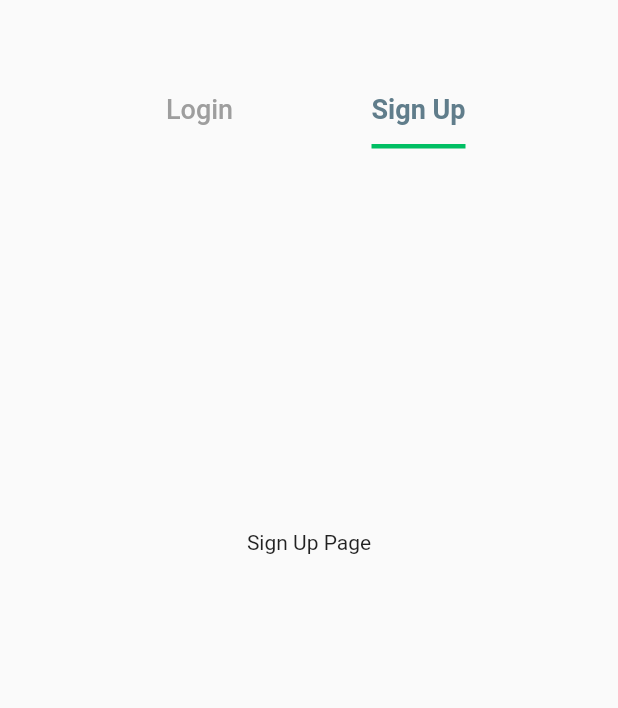
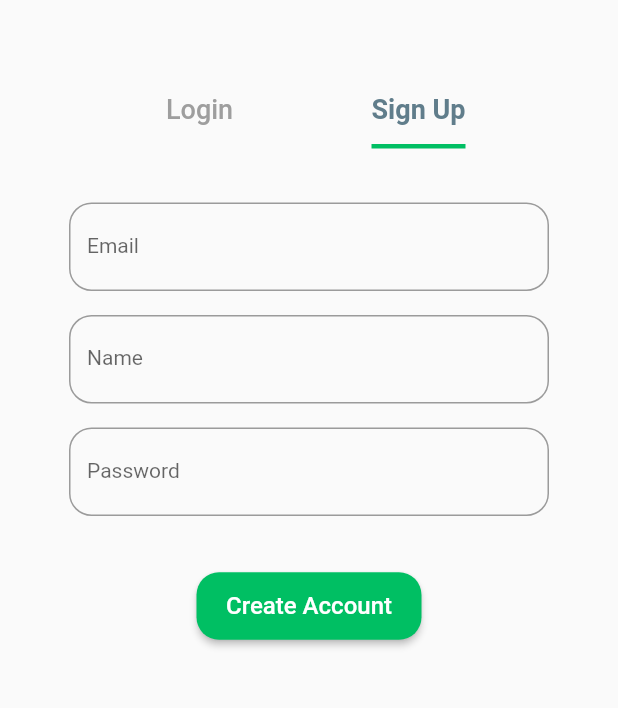
Before and after one commit to ISHANKA-git/NEventify, a Flutter app: the screen it shows after launch, tab 2 chosen, on a phone screen of 412 x 824 dp, the part 300-1008 px from its top. Run offline on Flutter 3.47's test engine with Material 2 defaults, Android fonts, the phone set to English and light mode, and no system bars; our stand-ins replace google_fonts.

Commit message:
Update login_signup.dart

```diff
--- a/lib/views/auth/login_signup.dart
+++ b/lib/views/auth/login_signup.dart
@@ -65,7 +65,7 @@ class LoginPage extends StatelessWidget {
         child: Column(
           mainAxisAlignment: MainAxisAlignment.center,
           children: [
-            SizedBox(height: 36.0),
+            SizedBox(height: 46.0),
             Padding(
               padding: EdgeInsets.symmetric(horizontal: 46.0),
               child: TextFormField(
@@ -130,13 +130,83 @@ class LoginPage extends StatelessWidget {
 class SignupPage extends StatelessWidget {
   @override
   Widget build(BuildContext context) {
-    return Center(
-      child: Column(
-        mainAxisAlignment: MainAxisAlignment.center,
-        children: [
-          Text('Sign Up Page'),
-          // Add sign-up form elements here
-        ],
+    return SingleChildScrollView(
+      child: Center(
+        child: Column(
+          mainAxisAlignment: MainAxisAlignment.center,
+          children: [
+            SizedBox(height: 36.0),
+            Padding(
+              padding: EdgeInsets.symmetric(horizontal: 46.0),
+              child: TextFormField(
+                decoration: InputDecoration(
+                  labelText: 'Email',
+                  labelStyle: TextStyle(
+                    fontSize: 14.0,
+                  ),
+                  border: OutlineInputBorder(
+                    borderRadius: BorderRadius.circular(15.0),
+                  ),
+                ),
+              ),
+            ),
+            SizedBox(height: 16.0),
+            Padding(
+              padding: EdgeInsets.symmetric(horizontal: 46.0),
+              child: TextFormField(
+                decoration: InputDecoration(
+                  labelText: 'Name',
+                  labelStyle: TextStyle(
+                    fontSize: 14.0,
+                  ),
+                  border: OutlineInputBorder(
+                    borderRadius: BorderRadius.circular(15.0),
+                  ),
+                ),
+              ),
+            ),
+            SizedBox(height: 16.0),// Add spacing
+            // Password Input Field
+            Padding(
+              padding: EdgeInsets.symmetric(horizontal: 46.0),
+              child: TextFormField(
+                obscureText: true, // Hide password
+                decoration: InputDecoration(
+                  labelText: 'Password',
+                  labelStyle: TextStyle(
+                    fontSize: 14.0,
+                  ),
+                  border: OutlineInputBorder(
+                    borderRadius: BorderRadius.circular(15.0),
+                  ),
+                ),
+              ),
+            ),
+            SizedBox(height: 36.0),
+            Padding(
+              padding: EdgeInsets.symmetric(horizontal: 36.0),
+              child: ElevatedButton(
+                onPressed: () {
+                  // Handle login button press
+                },
+                style: ElevatedButton.styleFrom(
+                  fixedSize: const Size(150, 45),
+                  shape: RoundedRectangleBorder(
+                      borderRadius: BorderRadius.circular(15)),
+
+                  primary: Color(0xFF00BF63),
+                ),
+                child: Text('Create Account',
+                  style: TextStyle(
+                    fontSize: 16,
+                  ),),
+              ),
+            ),
+            // Login Button
+
+            // Add login form elements here
+          ],
+        ),
       ),
     );
   }
```
